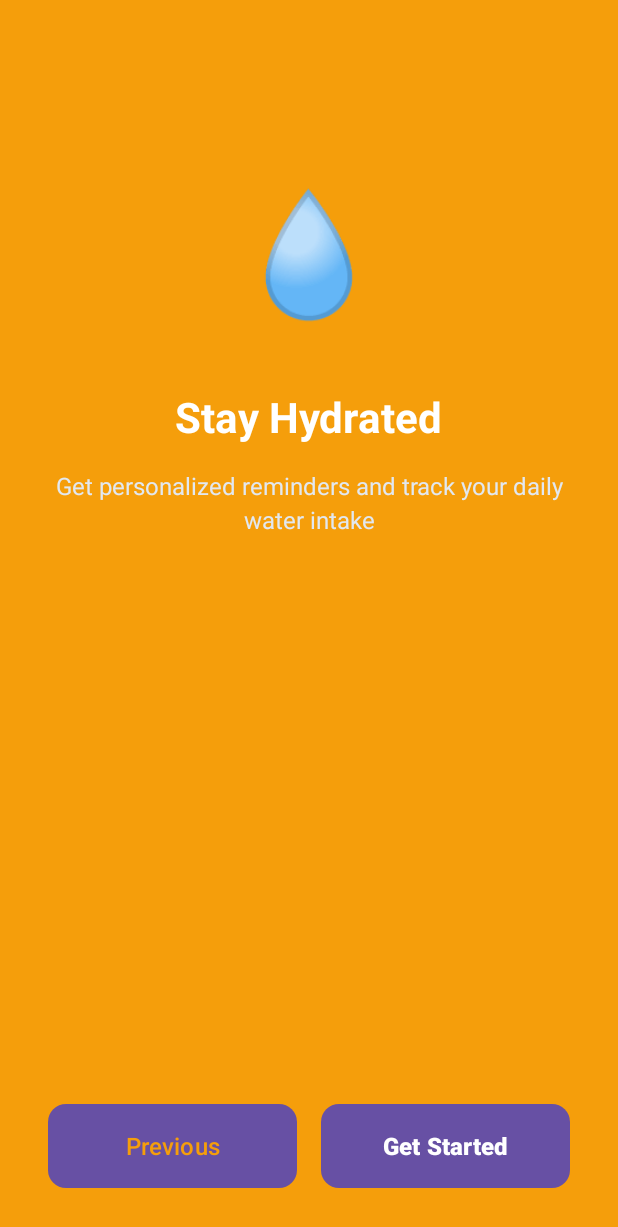
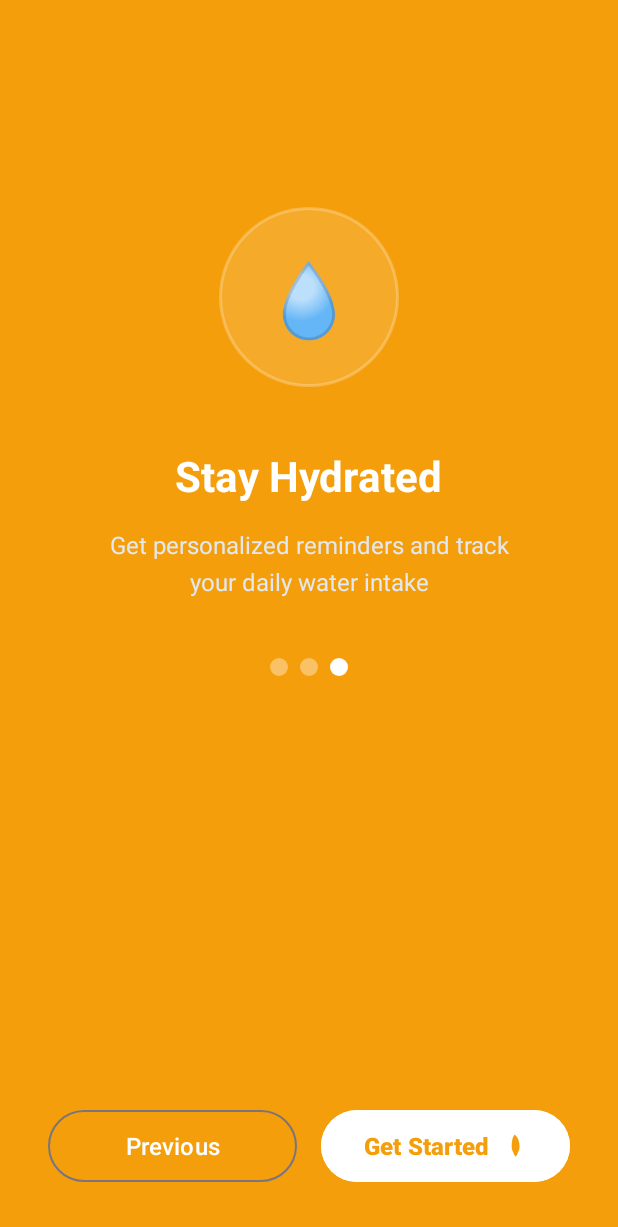
Before and after one commit to SandeepaChathumina/Health-Routine-App, an Android app: the Onboarding3 screen opened directly, with no data from a screen before it, on a phone screen of 412 x 824 dp. Shown: the top 1227 px of the screen. Run offline under Robolectric (Android 15) with nearby library versions, the phone set to English and light mode, and no system bars.

Commit message:
update onboard 3

```diff
--- a/app/src/main/java/com/example/healthapp/Onboarding3.kt
+++ b/app/src/main/java/com/example/healthapp/Onboarding3.kt
@@ -1,6 +1,8 @@
 package com.example.healthapp
 
+import android.content.Intent
 import android.os.Bundle
+import android.widget.Button
 import androidx.activity.enableEdgeToEdge
 import androidx.appcompat.app.AppCompatActivity
 import androidx.core.view.ViewCompat
@@ -12,5 +14,23 @@ class Onboarding3 : AppCompatActivity() {
         enableEdgeToEdge()
         setContentView(R.layout.activity_onboarding3)
 
+        //previous button
+
+        val previousButton: Button = findViewById(R.id.btn_previous)
+        previousButton.setOnClickListener {
+            // ✅ Navigate to OnBoarding3 instead of OnBoarding2
+            val intent = Intent(this, Onboarding2::class.java)
+            startActivity(intent)
+        }
+
+        //get started button
+
+        val nextButton: Button = findViewById(R.id.btn_get_started)
+        nextButton.setOnClickListener {
+            // ✅ Navigate to OnBoarding3 instead of OnBoarding2
+            val intent = Intent(this, Home::class.java)
+            startActivity(intent)
+        }
+
     }
 }
--- /dev/null
+++ b/app/src/main/res/drawable/ic_rocket.xml
@@ -0,0 +1,10 @@
+<?xml version="1.0" encoding="utf-8"?>
+<vector xmlns:android="http://schemas.android.com/apk/res/android"
+    android:width="24dp"
+    android:height="24dp"
+    android:viewportWidth="24"
+    android:viewportHeight="24">
+    <path
+        android:fillColor="#F59E0B"
+        android:pathData="M12,2.5s4.5,2.12,4.5,10.5c0,2.28 -0.82,4.47 -2.27,6.14L14,19.5l-2,0l-0.23,-0.36C10.32,17.47,9.5,15.28,9.5,13,9.5,4.62,12,2.5,12,2.5ZM13.5,18.5l1.5,0.5,-2,3,-2,-3,1.5,-0.5ZM10.5,13a1.5,1.5 0,1 1,3 0,1.5 1.5 0,1 1,-3 0Z"/>
+</vector>
--- a/app/src/main/res/layout/activity_onboarding3.xml
+++ b/app/src/main/res/layout/activity_onboarding3.xml
@@ -1,42 +1,82 @@
 <?xml version="1.0" encoding="utf-8"?>
 <LinearLayout xmlns:android="http://schemas.android.com/apk/res/android"
+    xmlns:app="http://schemas.android.com/apk/res-auto"
     android:layout_width="match_parent"
     android:layout_height="match_parent"
     android:orientation="vertical"
     android:background="#F59E0B"
-    android:padding="32dp">
+    android:padding="32dp"
+    android:gravity="center_horizontal">
 
-    <!-- Icon -->
-    <TextView
-        android:layout_width="wrap_content"
-        android:layout_height="wrap_content"
-        android:text="💧"
-        android:textSize="80sp"
-        android:layout_gravity="center"
-        android:layout_marginTop="80dp"
-        android:layout_marginBottom="40dp" />
+    <!-- Top Spacer -->
+    <View
+        android:layout_width="match_parent"
+        android:layout_height="0dp"
+        android:layout_weight="0.5" />
+
+    <!-- Icon Container -->
+    <LinearLayout
+        android:layout_width="120dp"
+        android:layout_height="120dp"
+        android:background="@drawable/bg_circle_white_transparent"
+        android:gravity="center"
+        android:layout_marginBottom="40dp">
+
+        <TextView
+            android:layout_width="wrap_content"
+            android:layout_height="wrap_content"
+            android:text="@string/droplet_emoji"
+            android:textSize="48sp" />
+
+    </LinearLayout>
 
     <!-- Title -->
     <TextView
         android:layout_width="wrap_content"
         android:layout_height="wrap_content"
-        android:text="Stay Hydrated"
+        android:text="@string/stay_hydrated"
         android:textColor="#FFFFFF"
         android:textSize="28sp"
         android:textStyle="bold"
-        android:layout_gravity="center"
         android:layout_marginBottom="16dp" />
 
     <!-- Subtitle -->
     <TextView
-        android:layout_width="wrap_content"
+        android:layout_width="280dp"
         android:layout_height="wrap_content"
-        android:text="Get personalized reminders and track your daily water intake"
+        android:text="@string/get_personalized_reminders_and_track_your_daily_water_intake"
         android:textColor="#E2E8F0"
         android:textSize="16sp"
         android:textAlignment="center"
-        android:lineSpacingExtra="4dp"
-        android:layout_gravity="center" />
+        android:lineSpacingExtra="6dp"
+        android:layout_marginBottom="40dp" />
+
+    <!-- Progress Dots -->
+    <LinearLayout
+        android:layout_width="wrap_content"
+        android:layout_height="wrap_content"
+        android:orientation="horizontal"
+        android:layout_marginBottom="40dp"
+        android:gravity="center">
+
+        <View
+            android:layout_width="12dp"
+            android:layout_height="12dp"
+            android:background="@drawable/dot_inactive" />
+
+        <View
+            android:layout_width="12dp"
+            android:layout_height="12dp"
+            android:background="@drawable/dot_inactive"
+            android:layout_marginStart="8dp" />
+
+        <View
+            android:layout_width="12dp"
+            android:layout_height="12dp"
+            android:background="@drawable/dot_active"
+            android:layout_marginStart="8dp" />
+
+    </LinearLayout>
 
     <!-- Spacer -->
     <View
@@ -51,30 +91,38 @@
         android:orientation="horizontal"
         android:layout_marginTop="32dp">
 
-        <!-- Previous Button -->
-        <Button
+        <!-- Previous Button (Outline) -->
+        <com.google.android.material.button.MaterialButton
             android:id="@+id/btn_previous"
             android:layout_width="0dp"
             android:layout_height="56dp"
             android:layout_weight="1"
-            android:text="Previous"
-            android:textColor="#F59E0B"
+            android:text="@string/previous"
+            android:textColor="#FFFFFF"
             android:textSize="16sp"
-            android:background="@drawable/btn_white_rounded"
-            android:layout_marginEnd="8dp" />
+            android:backgroundTint="@android:color/transparent"
+            android:strokeColor="#FFFFFF"
+            android:layout_marginEnd="8dp"
+            style="@style/Widget.Material3.Button.OutlinedButton" />
 
-        <!-- Get Started Button -->
-        <Button
+        <!-- Get Started Button (Solid with Icon) -->
+        <com.google.android.material.button.MaterialButton
             android:id="@+id/btn_get_started"
             android:layout_width="0dp"
             android:layout_height="56dp"
             android:layout_weight="1"
-            android:text="Get Started"
-            android:textColor="#FFFFFF"
+            android:text="@string/get_started"
+            android:textColor="#F59E0B"
             android:textSize="16sp"
             android:textStyle="bold"
-            android:background="@drawable/btn_orange_rounded"
-            android:layout_marginStart="8dp" />
+            android:backgroundTint="#FFFFFF"
+            android:elevation="2dp"
+            app:icon="@drawable/ic_rocket"
+            app:iconGravity="textEnd"
+            app:iconPadding="8dp"
+            app:iconTint="#F59E0B"
+            android:layout_marginStart="8dp"
+            style="@style/Widget.Material3.Button" />
 
     </LinearLayout>
 
--- a/app/src/main/res/layout/activity_onboarding_container.xml
+++ /dev/null
@@ -1,6 +0,0 @@
-<?xml version="1.0" encoding="utf-8"?>
-<androidx.viewpager2.widget.ViewPager2
-    xmlns:android="http://schemas.android.com/apk/res/android"
-    android:id="@+id/viewPager"
-    android:layout_width="match_parent"
-    android:layout_height="match_parent" />
--- a/app/src/main/res/values/strings.xml
+++ b/app/src/main/res/values/strings.xml
@@ -13,4 +13,8 @@
     <string name="monitor_your_mood">Monitor Your Mood</string>
     <string name="keep_a_daily_mood_journal_with_rich_insights_and_calendar_view">Keep a daily mood journal with rich insights and calendar view</string>
     <string name="previous">Previous</string>
+    <string name="droplet_emoji">💧</string>
+    <string name="stay_hydrated">Stay Hydrated</string>
+    <string name="get_personalized_reminders_and_track_your_daily_water_intake">Get personalized reminders and track your daily water intake</string>
+    <string name="get_started">Get Started</string>
 </resources>
```
